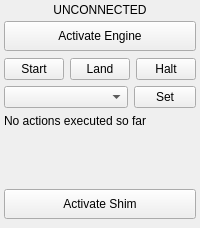
This is src/ui/UASControl.ui in dricketts/apm_planner as Qt 5 draws it before an edit. The edited form follows.
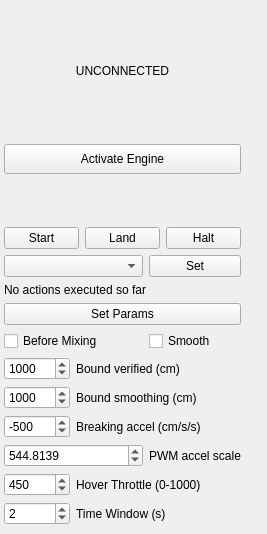
This is the edited form. Icons and pictures are not drawn.

```diff
--- a/src/ui/UASControl.ui
+++ b/src/ui/UASControl.ui
@@ -6,8 +6,8 @@
    <rect>
     <x>0</x>
     <y>0</y>
-    <width>200</width>
-    <height>228</height>
+    <width>267</width>
+    <height>534</height>
    </rect>
   </property>
   <property name="sizePolicy">
@@ -34,22 +34,98 @@
   <property name="toolTip">
    <string>Control widget to send basic control actions to the micro air vehicle</string>
   </property>
-  <layout class="QGridLayout" name="gridLayout" rowstretch="5,1,40,1,40,40,40,1000" columnstretch="5,20,20,25,5">
-   <property name="margin">
+  <layout class="QGridLayout" name="gridLayout" rowstretch="5,0,0,0,0,0,0,0,0,0,0,0,0,0,0,0" columnstretch="5,0,0,0,0">
+   <property name="leftMargin">
     <number>4</number>
    </property>
-   <item row="0" column="0" rowspan="7">
-    <spacer name="horizontalSpacer">
-     <property name="orientation">
-      <enum>Qt::Horizontal</enum>
+   <property name="topMargin">
+    <number>4</number>
+   </property>
+   <property name="rightMargin">
+    <number>4</number>
+   </property>
+   <property name="bottomMargin">
+    <number>4</number>
+   </property>
+   <item row="10" column="2" colspan="2">
+    <widget class="QLabel" name="label_2">
+     <property name="text">
+      <string>Bound smoothing (cm)</string>
      </property>
-     <property name="sizeHint" stdset="0">
+    </widget>
+   </item>
+   <item row="11" column="2" colspan="2">
+    <widget class="QLabel" name="label_3">
+     <property name="text">
+      <string>Breaking accel (cm/s/s)</string>
+     </property>
+    </widget>
+   </item>
+   <item row="9" column="1">
+    <widget class="QSpinBox" name="bound_verIn">
+     <property name="maximum">
+      <number>5000</number>
+     </property>
+     <property name="singleStep">
+      <number>50</number>
+     </property>
+     <property name="value">
+      <number>1000</number>
+     </property>
+    </widget>
+   </item>
+   <item row="12" column="1" colspan="2">
+    <widget class="QDoubleSpinBox" name="pwm_scaleIn">
+     <property name="decimals">
+      <number>4</number>
+     </property>
+     <property name="maximum">
+      <double>10000.000000000000000</double>
+     </property>
+     <property name="value">
+      <double>544.813899999999990</double>
+     </property>
+    </widget>
+   </item>
+   <item row="13" column="2" colspan="2">
+    <widget class="QLabel" name="label_5">
+     <property name="text">
+      <string>Hover Throttle (0-1000)</string>
+     </property>
+    </widget>
+   </item>
+   <item row="7" column="1" colspan="3">
+    <widget class="QPushButton" name="paramSetButton">
+     <property name="text">
+      <string>Set Params</string>
+     </property>
+    </widget>
+   </item>
+   <item row="14" column="1">
+    <widget class="QSpinBox" name="window_timeIn">
+     <property name="maximum">
+      <number>1000</number>
+     </property>
+     <property name="value">
+      <number>2</number>
+     </property>
+    </widget>
+   </item>
+   <item row="5" column="1" colspan="2">
+    <widget class="QComboBox" name="modeComboBox">
+     <property name="minimumSize">
       <size>
-       <width>31</width>
-       <height>159</height>
+       <width>25</width>
+       <height>16</height>
       </size>
      </property>
-    </spacer>
+     <property name="toolTip">
+      <string>Select MAV operation mode</string>
+     </property>
+     <property name="statusTip">
+      <string>Select MAV operation mode</string>
+     </property>
+    </widget>
    </item>
    <item row="0" column="1" rowspan="2" colspan="3">
     <widget class="QLabel" name="controlStatusLabel">
@@ -76,15 +152,60 @@
      </property>
     </widget>
    </item>
-   <item row="3" column="1" colspan="3">
-    <spacer name="verticalSpacer">
+   <item row="5" column="3">
+    <widget class="QPushButton" name="setModeButton">
+     <property name="minimumSize">
+      <size>
+       <width>25</width>
+       <height>16</height>
+      </size>
+     </property>
+     <property name="toolTip">
+      <string>Transmit and enable mode on MAV</string>
+     </property>
+     <property name="statusTip">
+      <string>Transmit and enable mode on MAV</string>
+     </property>
+     <property name="text">
+      <string>Set</string>
+     </property>
+     <property name="icon">
+      <iconset resource="../../qgroundcontrol.qrc">
+       <normaloff>:/files/images/devices/network-wireless.svg</normaloff>:/files/images/devices/network-wireless.svg</iconset>
+     </property>
+    </widget>
+   </item>
+   <item row="6" column="1" colspan="3">
+    <widget class="QLabel" name="lastActionLabel">
+     <property name="minimumSize">
+      <size>
+       <width>0</width>
+       <height>10</height>
+      </size>
+     </property>
+     <property name="toolTip">
+      <string>Status label</string>
+     </property>
+     <property name="statusTip">
+      <string>Status label</string>
+     </property>
+     <property name="text">
+      <string>No actions executed so far</string>
+     </property>
+     <property name="alignment">
+      <set>Qt::AlignLeading|Qt::AlignLeft|Qt::AlignTop</set>
+     </property>
+    </widget>
+   </item>
+   <item row="1" column="4" rowspan="6">
+    <spacer name="horizontalSpacer_2">
      <property name="orientation">
-      <enum>Qt::Vertical</enum>
+      <enum>Qt::Horizontal</enum>
      </property>
      <property name="sizeHint" stdset="0">
       <size>
-       <width>216</width>
-       <height>17</height>
+       <width>30</width>
+       <height>159</height>
       </size>
      </property>
     </spacer>
@@ -165,38 +286,10 @@
      </item>
     </layout>
    </item>
-   <item row="5" column="1" colspan="2">
-    <widget class="QComboBox" name="modeComboBox">
-     <property name="minimumSize">
-      <size>
-       <width>25</width>
-       <height>16</height>
-      </size>
-     </property>
-     <property name="toolTip">
-      <string>Select MAV operation mode</string>
-     </property>
-     <property name="statusTip">
-      <string>Select MAV operation mode</string>
-     </property>
-    </widget>
-   </item>
-   <item row="5" column="3">
-    <widget class="QPushButton" name="setModeButton">
-     <property name="minimumSize">
-      <size>
-       <width>25</width>
-       <height>16</height>
-      </size>
-     </property>
-     <property name="toolTip">
-      <string>Transmit and enable mode on MAV</string>
-     </property>
-     <property name="statusTip">
-      <string>Transmit and enable mode on MAV</string>
-     </property>
+   <item row="12" column="3">
+    <widget class="QLabel" name="label_4">
      <property name="text">
-      <string>Set</string>
+      <string>PWM accel scale</string>
      </property>
      <property name="icon">
       <iconset resource="../../qgroundcontrol.qrc">
@@ -204,80 +297,20 @@
      </property>
     </widget>
    </item>
-   <item row="6" column="1" colspan="3">
-    <widget class="QLabel" name="lastActionLabel">
-     <property name="minimumSize">
-      <size>
-       <width>0</width>
-       <height>10</height>
-      </size>
-     </property>
-     <property name="toolTip">
-      <string>Status label</string>
-     </property>
-     <property name="statusTip">
-      <string>Status label</string>
-     </property>
-     <property name="text">
-      <string>No actions executed so far</string>
-     </property>
-     <property name="alignment">
-      <set>Qt::AlignLeading|Qt::AlignLeft|Qt::AlignTop</set>
-     </property>
-    </widget>
-   </item>
-   <item row="1" column="4" rowspan="6">
-    <spacer name="horizontalSpacer_2">
+   <item row="3" column="1" colspan="3">
+    <spacer name="verticalSpacer">
      <property name="orientation">
-      <enum>Qt::Horizontal</enum>
+      <enum>Qt::Vertical</enum>
      </property>
      <property name="sizeHint" stdset="0">
       <size>
-       <width>30</width>
-       <height>159</height>
+       <width>216</width>
+       <height>17</height>
       </size>
      </property>
     </spacer>
    </item>
-   <item row="7" column="1" colspan="3">
-    <widget class="QPushButton" name="shimButton">
-     <property name="minimumSize">
-      <size>
-       <width>0</width>
-       <height>30</height>
-      </size>
-     </property>
-     <property name="toolTip">
-      <string>Main shim button</string>
-     </property>
-     <property name="statusTip">
-      <string>Main shim button</string>
-     </property>
-     <property name="text">
-      <string>Activate Shim</string>
-     </property>
-    </widget>
-   </item>
-   <item row="2" column="1" colspan="3">
-    <widget class="QPushButton" name="controlButton">
-     <property name="minimumSize">
-      <size>
-       <width>0</width>
-       <height>30</height>
-      </size>
-     </property>
-     <property name="toolTip">
-      <string>Main control button</string>
-     </property>
-     <property name="statusTip">
-      <string>Main control button</string>
-     </property>
-     <property name="text">
-      <string>Activate Engine</string>
-     </property>
-    </widget>
-   </item>
-   <item row="8" column="1" colspan="3">
+   <item row="15" column="1" colspan="3">
     <spacer name="verticalSpacer_2">
      <property name="orientation">
       <enum>Qt::Vertical</enum>
@@ -290,6 +323,111 @@
      </property>
     </spacer>
    </item>
+   <item row="2" column="1" colspan="3">
+    <widget class="QPushButton" name="controlButton">
+     <property name="minimumSize">
+      <size>
+       <width>0</width>
+       <height>30</height>
+      </size>
+     </property>
+     <property name="toolTip">
+      <string>Main control button</string>
+     </property>
+     <property name="statusTip">
+      <string>Main control button</string>
+     </property>
+     <property name="text">
+      <string>Activate Engine</string>
+     </property>
+    </widget>
+   </item>
+   <item row="13" column="1">
+    <widget class="QSpinBox" name="hover_throttleIn">
+     <property name="maximum">
+      <number>1000</number>
+     </property>
+     <property name="singleStep">
+      <number>10</number>
+     </property>
+     <property name="value">
+      <number>450</number>
+     </property>
+    </widget>
+   </item>
+   <item row="8" column="3">
+    <widget class="QCheckBox" name="smoothIn">
+     <property name="text">
+      <string>Smooth</string>
+     </property>
+    </widget>
+   </item>
+   <item row="8" column="1" colspan="2">
+    <widget class="QCheckBox" name="beforeIn">
+     <property name="text">
+      <string>Before Mixing</string>
+     </property>
+    </widget>
+   </item>
+   <item row="9" column="2" colspan="2">
+    <widget class="QLabel" name="label">
+     <property name="text">
+      <string>Bound verified (cm)</string>
+     </property>
+    </widget>
+   </item>
+   <item row="11" column="1">
+    <widget class="QSpinBox" name="aminIn">
+     <property name="minimum">
+      <number>-980</number>
+     </property>
+     <property name="maximum">
+      <number>0</number>
+     </property>
+     <property name="singleStep">
+      <number>10</number>
+     </property>
+     <property name="value">
+      <number>-500</number>
+     </property>
+    </widget>
+   </item>
+   <item row="10" column="1">
+    <widget class="QSpinBox" name="bound_unverIn">
+     <property name="maximum">
+      <number>5000</number>
+     </property>
+     <property name="singleStep">
+      <number>50</number>
+     </property>
+     <property name="value">
+      <number>1000</number>
+     </property>
+     <property name="displayIntegerBase">
+      <number>10</number>
+     </property>
+    </widget>
+   </item>
+   <item row="0" column="0" rowspan="7">
+    <spacer name="horizontalSpacer">
+     <property name="orientation">
+      <enum>Qt::Horizontal</enum>
+     </property>
+     <property name="sizeHint" stdset="0">
+      <size>
+       <width>31</width>
+       <height>159</height>
+      </size>
+     </property>
+    </spacer>
+   </item>
+   <item row="14" column="2" colspan="2">
+    <widget class="QLabel" name="label_11">
+     <property name="text">
+      <string>Time Window (s)</string>
+     </property>
+    </widget>
+   </item>
   </layout>
  </widget>
  <resources>
```
Left out of the diff: 4 changed lines with no effect on the pictures.
